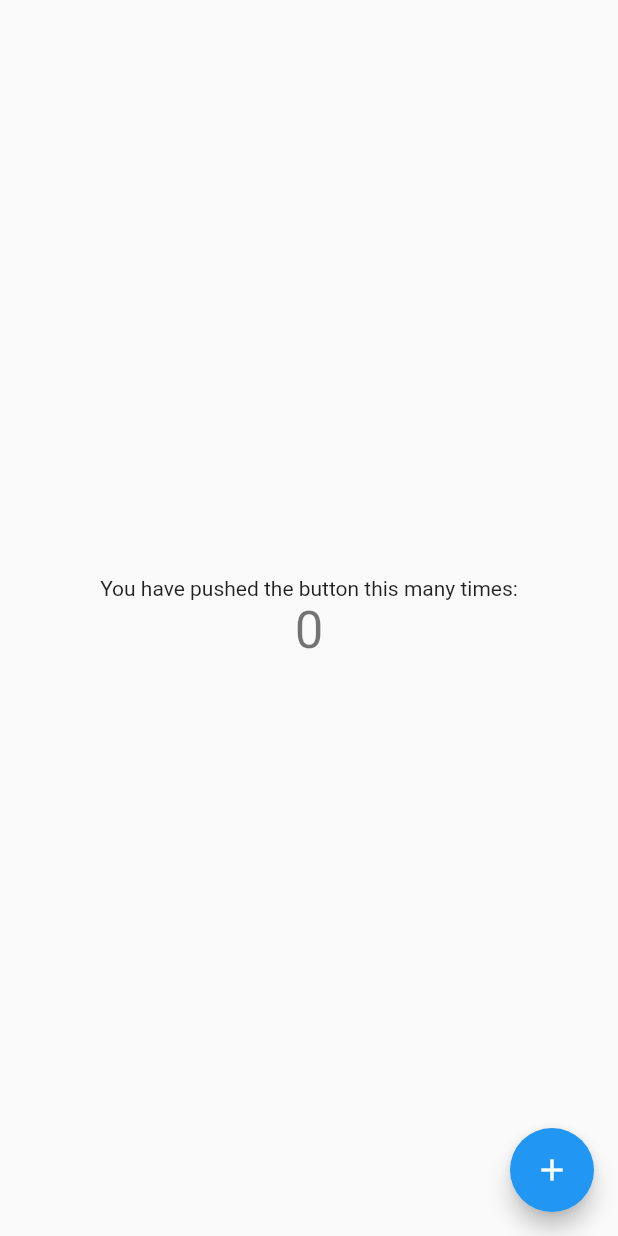
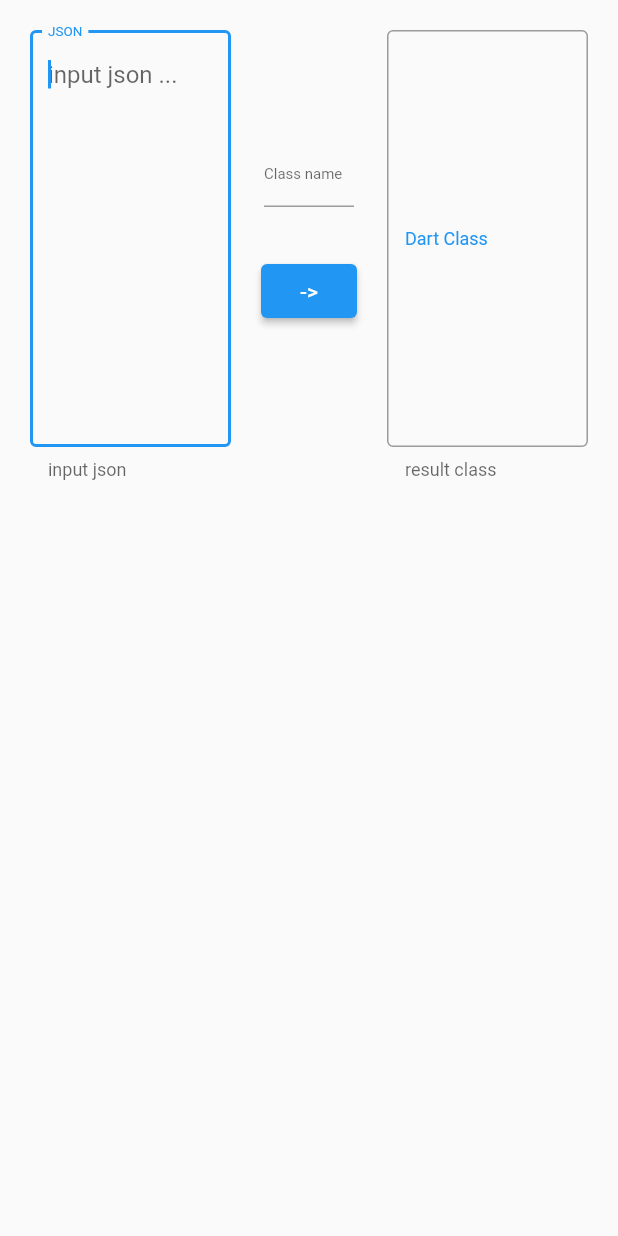
Before and after one commit to decemberLi/pages, a Flutter app: the screen it shows after launch, on a phone screen of 412 x 824 dp. Run offline on Flutter 3.47's test engine with Material 2 defaults, Android fonts, the phone set to English and light mode, and no system bars.

Commit message:
add actions

```diff
--- a/lib/main.dart
+++ b/lib/main.dart
@@ -1,3 +1,5 @@
+import 'dart:convert';
+
 import 'package:flutter/material.dart';
 
 void main() {
@@ -46,17 +48,78 @@ class MyHomePage extends StatefulWidget {
 }
 
 class _MyHomePageState extends State<MyHomePage> {
-  int _counter = 0;
+  TextEditingController _inputController = TextEditingController();
+  TextEditingController _controller = TextEditingController();
+  TextEditingController _nameController = TextEditingController();
 
-  void _incrementCounter() {
-    setState(() {
-      // This call to setState tells the Flutter framework that something has
-      // changed in this State, which causes it to rerun the build method below
-      // so that the display can reflect the updated values. If we changed
-      // _counter without calling setState(), then the build method would not be
-      // called again, and so nothing would appear to happen.
-      _counter++;
+  String jsonToDart(Map<String, dynamic> json, String name) {
+    String result = "class $name {\n";
+    List<String> subClass = [];
+    String initName = "  $name(Map<String,dynamic> json) {\n";
+    String jsonFunc =
+        "  Map<String,dynamic> get json {\n    var result = Map<String,dynamic>();\n";
+    appendValue(String name, String key) {
+      result += "  $name $key;\n";
+      initName += "    this.$key = json[\"$key\"] as $name;\n";
+      jsonFunc += "    result[\"$key\"] = this.$key;\n";
+    }
+
+    json.forEach((key, value) {
+      if (value is String) {
+        appendValue("String", key);
+      } else if (value is int) {
+        appendValue("int", key);
+      } else if (value is double) {
+        appendValue("double", key);
+      } else if (value is List<String>) {
+        appendValue("List<String>", key);
+      } else if (value is List<int>) {
+        appendValue("List<int>", key);
+      } else if (value is List<double>) {
+        appendValue("List<double>", key);
+      } else if (value is Map<String, dynamic>) {
+        var subName = name + key.upFirst;
+        result += "  $subName $key;\n";
+        initName += "    this.$key = $subName(json[\"$key\"]);\n";
+        jsonFunc += "    result[\"$key\"] = this.$key.json;\n";
+        subClass.add(jsonToDart(value, subName));
+      } else if (value is List<Map<String, dynamic>>) {
+        try {
+          var first = value.first;
+          var subName = name + key.upFirst;
+          result += "  $subName $key;\n";
+          initName +=
+              "    this.$key = json[\"$key\"].map((e)=>$subName(e)).toList();\n";
+          jsonFunc +=
+              "    result[\"$key\"] = this.$key.json.map((e)=>e.json).toList();\n";
+          subClass.add(jsonToDart(first, subName));
+        } catch (e) {}
+      }
     });
+    initName += "  }\n";
+    result += initName;
+    jsonFunc += "    return result;\n  }\n";
+    result += jsonFunc;
+    result += "}\n";
+    subClass.forEach((element) {
+      result += element;
+    });
+    return result;
+  }
+
+  showAlert() {
+    var alert = AlertDialog(
+      title: Text("Please Input Class Name"),
+      actions: [
+        TextButton(
+          onPressed: () {
+            Navigator.of(context).pop();
+          },
+          child: Text("OK"),
+        ),
+      ],
+    );
+    showDialog(context: context, builder: (c) => alert);
   }
 
   @override
@@ -68,41 +131,98 @@ class _MyHomePageState extends State<MyHomePage> {
     // fast, so that you can just rebuild anything that needs updating rather
     // than having to individually change instances of widgets.
     return Scaffold(
-      body: Center(
-        // Center is a layout widget. It takes a single child and positions it
-        // in the middle of the parent.
-        child: Column(
-          // Column is also a layout widget. It takes a list of children and
-          // arranges them vertically. By default, it sizes itself to fit its
-          // children horizontally, and tries to be as tall as its parent.
-          //
-          // Invoke "debug painting" (press "p" in the console, choose the
-          // "Toggle Debug Paint" action from the Flutter Inspector in Android
-          // Studio, or the "Toggle Debug Paint" command in Visual Studio Code)
-          // to see the wireframe for each widget.
-          //
-          // Column has various properties to control how it sizes itself and
-          // how it positions its children. Here we use mainAxisAlignment to
-          // center the children vertically; the main axis here is the vertical
-          // axis because Columns are vertical (the cross axis would be
-          // horizontal).
-          mainAxisAlignment: MainAxisAlignment.center,
-          children: <Widget>[
-            Text(
-              'You have pushed the button this many times:',
+      body: Container(
+        padding: EdgeInsets.all(20),
+        child: Row(
+          children: [
+            Expanded(
+              child: Container(
+                height: 300,
+                child: TextField(
+                  controller: _inputController,
+                  autofocus: true,
+                  maxLines: 20,
+                  decoration: InputDecoration(
+                    labelText: 'JSON',
+                    labelStyle: TextStyle(
+                      color: Colors.blue,
+                      fontSize: 12,
+                    ),
+                    helperText: 'input json',
+                    hintText: 'input json ...',
+                    border: OutlineInputBorder(
+                      borderSide: BorderSide(
+                        color: Colors.pink,
+                      ),
+                    ),
+                  ),
+                ),
+              ),
             ),
-            Text(
-              '$_counter',
-              style: Theme.of(context).textTheme.headline4,
+            Container(
+              padding: EdgeInsets.all(20),
+              height: 200,
+              child: Column(
+                children: [
+                  Container(
+                    height: 60,
+                    width: 60,
+                    child: TextField(
+                      controller: _nameController,
+                      decoration: InputDecoration(
+                          hintText: "Class name",
+                          hintStyle: TextStyle(
+                            fontSize: 10,
+                          )),
+                    ),
+                  ),
+                  Padding(padding: EdgeInsets.all(10)),
+                  ElevatedButton(
+                    onPressed: () {
+                      if (_nameController.text.length == 0) {
+                        showAlert();
+                        return;
+                      }
+                      Map<String, dynamic> jsonValue =
+                          json.decode(_inputController.text);
+                      _controller.text =
+                          jsonToDart(jsonValue, _nameController.text);
+                    },
+                    child: Text("->"),
+                  )
+                ],
+              ),
+            ),
+            Expanded(
+              child: Container(
+                height: 300,
+                child: TextField(
+                  controller: _controller,
+                  maxLines: 10000,
+                  decoration: InputDecoration(
+                    labelText: 'Dart Class',
+                    labelStyle: TextStyle(
+                      color: Colors.blue,
+                      fontSize: 12,
+                    ),
+                    helperText: 'result class',
+                    hintText: 'result class',
+                    border: OutlineInputBorder(
+                      borderSide: BorderSide(
+                        color: Colors.pink,
+                      ),
+                    ),
+                  ),
+                ),
+              ),
             ),
           ],
         ),
       ),
-      floatingActionButton: FloatingActionButton(
-        onPressed: _incrementCounter,
-        tooltip: 'Increment',
-        child: Icon(Icons.add),
-      ), // This trailing comma makes auto-formatting nicer for build methods.
     );
   }
 }
+
+extension FirstUp on String {
+  String get upFirst => replaceRange(0, 1, substring(0, 1).toUpperCase());
+}
```
